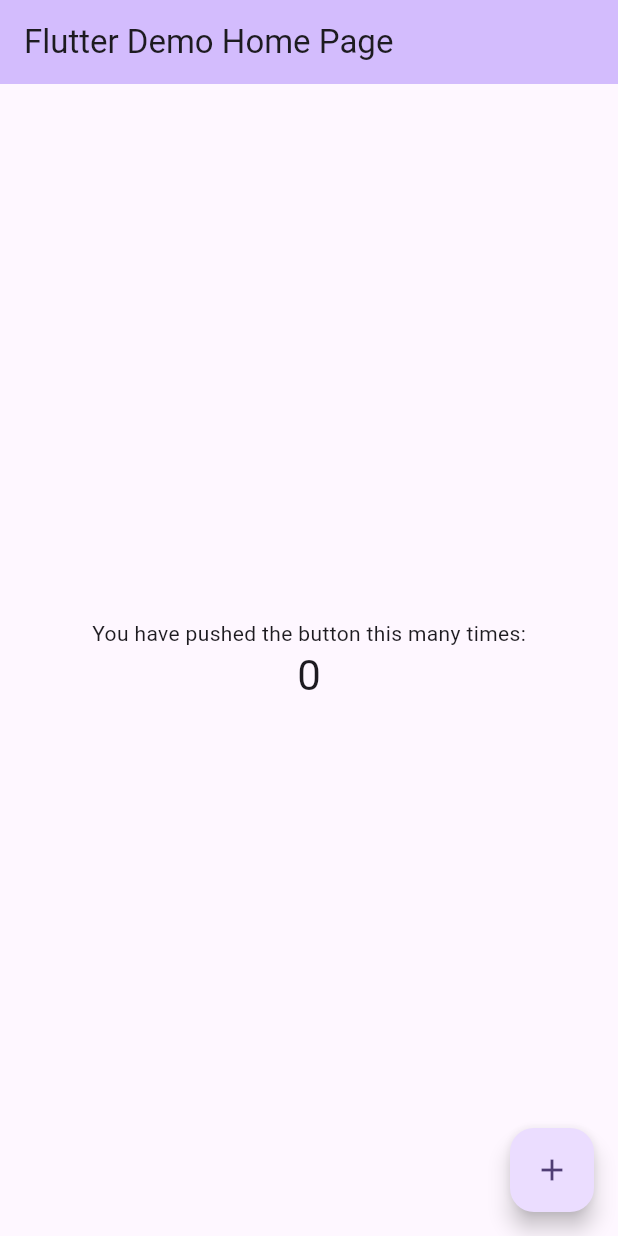
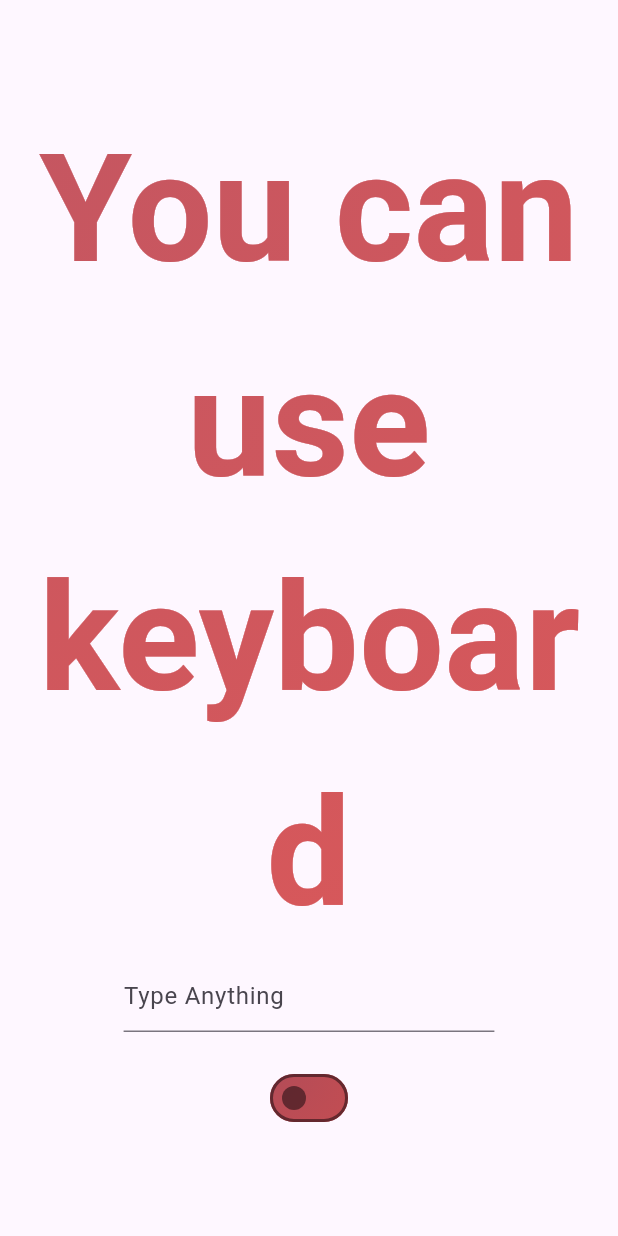
Before and after one commit to AradhyaNepal/practice_flutter_desktop, a Flutter app: the screen it shows after launch, on a phone screen of 412 x 824 dp. Run offline on Flutter 3.47's test engine with Material 2 defaults, Android fonts, the phone set to English and light mode, and no system bars.

Commit message:
Implemented UI

```diff
--- /dev/null
+++ b/lib/disable_keyboard.dart
@@ -0,0 +1,126 @@
+import 'package:flutter/material.dart';
+
+class DisableKeyboard extends StatefulWidget {
+  const DisableKeyboard({super.key});
+
+  @override
+  State<DisableKeyboard> createState() => _DisableKeyboardState();
+}
+
+class _DisableKeyboardState extends State<DisableKeyboard>  with SingleTickerProviderStateMixin{
+  bool isChecked = false;
+  final _textEditingController = TextEditingController();
+
+  late final AnimationController _animationController;
+  late final Animation<Color?> _colorOne;
+
+  Color get colorOne => _colorOne.value ?? Colors.white;
+
+  Color get colorTwo => _colorTwo.value ?? Colors.white;
+  late final Animation<Color?> _colorTwo;
+
+  @override
+  void initState() {
+    super.initState();
+    _animationController = AnimationController(
+      vsync: this,
+      duration: const Duration(seconds: 3),
+    )
+      ..repeat(reverse: true)
+      ..addListener(() {
+        setState(() {});
+      });
+    _colorOne = ColorTween(begin: Colors.blue, end: Colors.red).animate(
+      CurvedAnimation(
+        parent: _animationController,
+        curve: Curves.bounceOut,
+      ),
+    );
+    _colorTwo = ColorTween(begin: Colors.redAccent, end: Colors.green).animate(
+      CurvedAnimation(
+        parent: _animationController,
+        curve: Curves.bounceIn,
+      ),
+    );
+  }
+
+  @override
+  Widget build(BuildContext context) {
+    final size = MediaQuery.of(context).size;
+    return Scaffold(
+        body: Center(
+      child: Column(
+        mainAxisAlignment: MainAxisAlignment.center,
+        children: [
+          ShaderMask(
+            shaderCallback: (Rect bounds) {
+              return RadialGradient(
+                center: Alignment.topLeft,
+                radius: 10,
+                colors: <Color>[
+                  colorOne,
+                  colorTwo,
+                  colorOne,
+                  colorTwo,
+                ],
+                tileMode: TileMode.mirror,
+              ).createShader(bounds);
+            },
+            child: Text(
+              isChecked?"You can't use keyboard":"You can use keyboard",
+              textAlign: TextAlign.center,
+              style: const TextStyle(
+                color: Colors.white,
+                fontWeight: FontWeight.bold,
+                fontSize: 100,
+              ),
+            ),
+          ),
+          Padding(
+            padding: EdgeInsets.symmetric(
+              horizontal: size.width * 0.2,
+            ),
+            child: TextField(
+              controller: _textEditingController,
+              decoration: const InputDecoration(
+                hintText: "Type Anything",
+              ),
+            ),
+          ),
+          const SizedBox(height: 20,),
+          ShaderMask(
+            shaderCallback: (Rect bounds) {
+              return RadialGradient(
+                center: Alignment.topLeft,
+                radius: 10,
+                colors: <Color>[
+                  colorOne,
+                  colorTwo,
+                  colorOne,
+                  colorTwo,
+                ],
+                tileMode: TileMode.mirror,
+              ).createShader(bounds);
+            },
+            child: Switch(
+              activeColor: Colors.blue,
+              value: isChecked,
+              onChanged: (value) {
+                setState(() {
+                  isChecked = value;
+                });
+              },
+            ),
+          ),
+        ],
+      ),
+    ));
+  }
+
+  @override
+  void dispose() {
+    _textEditingController.dispose();
+    _animationController.dispose();
+    super.dispose();
+  }
+}
--- a/lib/main.dart
+++ b/lib/main.dart
@@ -1,4 +1,5 @@
 import 'package:flutter/material.dart';
+import 'package:practice_flutter_desktop/disable_keyboard.dart';
 
 void main() {
   runApp(const MyApp());
@@ -13,113 +14,10 @@ class MyApp extends StatelessWidget {
     return MaterialApp(
       title: 'Flutter Demo',
       theme: ThemeData(
-        // This is the theme of your application.
-        //
-        // TRY THIS: Try running your application with "flutter run". You'll see
-        // the application has a blue toolbar. Then, without quitting the app,
-        // try changing the seedColor in the colorScheme below to Colors.green
-        // and then invoke "hot reload" (save your changes or press the "hot
-        // reload" button in a Flutter-supported IDE, or press "r" if you used
-        // the command line to start the app).
-        //
-        // Notice that the counter didn't reset back to zero; the application
-        // state is not lost during the reload. To reset the state, use hot
-        // restart instead.
-        //
-        // This works for code too, not just values: Most code changes can be
-        // tested with just a hot reload.
         colorScheme: ColorScheme.fromSeed(seedColor: Colors.deepPurple),
         useMaterial3: true,
       ),
-      home: const MyHomePage(title: 'Flutter Demo Home Page'),
+      home: const DisableKeyboard(),
     );
   }
 }
-
-class MyHomePage extends StatefulWidget {
-  const MyHomePage({super.key, required this.title});
-
-  // This widget is the home page of your application. It is stateful, meaning
-  // that it has a State object (defined below) that contains fields that affect
-  // how it looks.
-
-  // This class is the configuration for the state. It holds the values (in this
-  // case the title) provided by the parent (in this case the App widget) and
-  // used by the build method of the State. Fields in a Widget subclass are
-  // always marked "final".
-
-  final String title;
-
-  @override
-  State<MyHomePage> createState() => _MyHomePageState();
-}
-
-class _MyHomePageState extends State<MyHomePage> {
-  int _counter = 0;
-
-  void _incrementCounter() {
-    setState(() {
-      // This call to setState tells the Flutter framework that something has
-      // changed in this State, which causes it to rerun the build method below
-      // so that the display can reflect the updated values. If we changed
-      // _counter without calling setState(), then the build method would not be
-      // called again, and so nothing would appear to happen.
-      _counter++;
-    });
-  }
-
-  @override
-  Widget build(BuildContext context) {
-    // This method is rerun every time setState is called, for instance as done
-    // by the _incrementCounter method above.
-    //
-    // The Flutter framework has been optimized to make rerunning build methods
-    // fast, so that you can just rebuild anything that needs updating rather
-    // than having to individually change instances of widgets.
-    return Scaffold(
-      appBar: AppBar(
-        // TRY THIS: Try changing the color here to a specific color (to
-        // Colors.amber, perhaps?) and trigger a hot reload to see the AppBar
-        // change color while the other colors stay the same.
-        backgroundColor: Theme.of(context).colorScheme.inversePrimary,
-        // Here we take the value from the MyHomePage object that was created by
-        // the App.build method, and use it to set our appbar title.
-        title: Text(widget.title),
-      ),
-      body: Center(
-        // Center is a layout widget. It takes a single child and positions it
-        // in the middle of the parent.
-        child: Column(
-          // Column is also a layout widget. It takes a list of children and
-          // arranges them vertically. By default, it sizes itself to fit its
-          // children horizontally, and tries to be as tall as its parent.
-          //
-          // Column has various properties to control how it sizes itself and
-          // how it positions its children. Here we use mainAxisAlignment to
-          // center the children vertically; the main axis here is the vertical
-          // axis because Columns are vertical (the cross axis would be
-          // horizontal).
-          //
-          // TRY THIS: Invoke "debug painting" (choose the "Toggle Debug Paint"
-          // action in the IDE, or press "p" in the console), to see the
-          // wireframe for each widget.
-          mainAxisAlignment: MainAxisAlignment.center,
-          children: <Widget>[
-            const Text(
-              'You have pushed the button this many times:',
-            ),
-            Text(
-              '$_counter',
-              style: Theme.of(context).textTheme.headlineMedium,
-            ),
-          ],
-        ),
-      ),
-      floatingActionButton: FloatingActionButton(
-        onPressed: _incrementCounter,
-        tooltip: 'Increment',
-        child: const Icon(Icons.add),
-      ), // This trailing comma makes auto-formatting nicer for build methods.
-    );
-  }
-}
```
